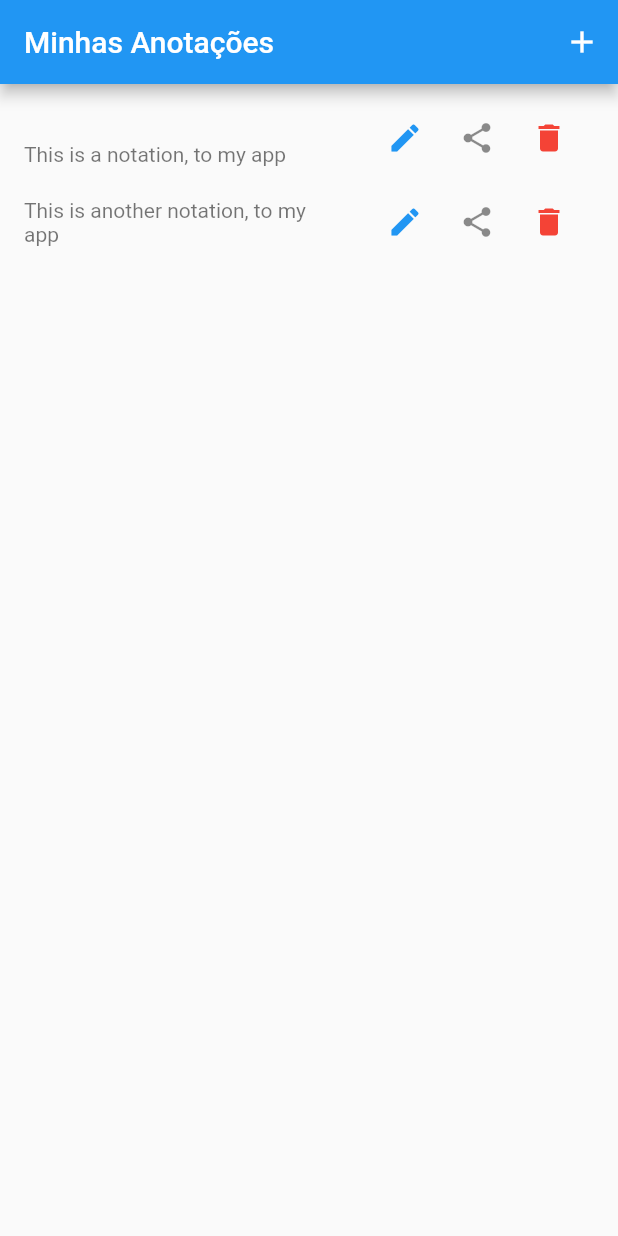
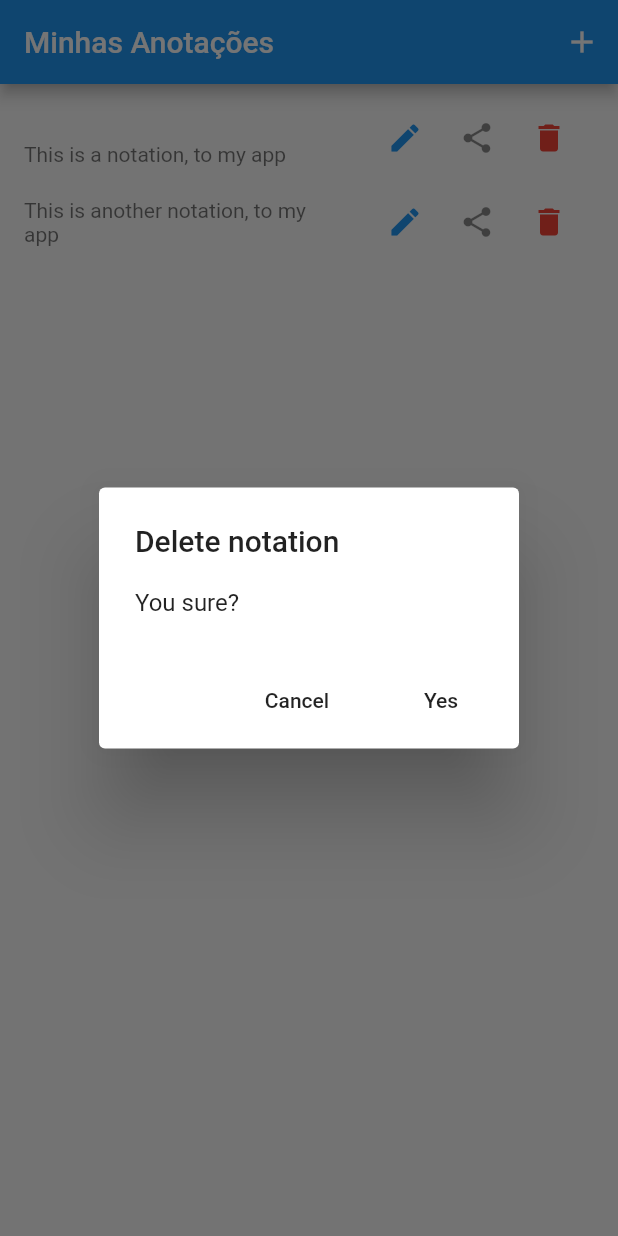
Before and after one commit to WellyT/NoteShare, a Flutter app: the screen it shows after launch, after a tap on the "delete" icon, on a phone screen of 412 x 824 dp. Run offline on Flutter 3.47's test engine with Material 2 defaults, Android fonts, the phone set to English and light mode, and no system bars; our stand-ins replace share.

Commit message:
Share anotation with other apps: done

```diff
--- a/lib/components/notation_tile.dart
+++ b/lib/components/notation_tile.dart
@@ -1,6 +1,9 @@
 import 'package:flutter/material.dart';
 import 'package:noteshare/model/Notation.dart';
+import 'package:noteshare/providers/notations.dart';
 import 'package:noteshare/routes/routes.dart';
+import 'package:provider/provider.dart';
+import 'package:share/share.dart';
 
 class NotationTile extends StatelessWidget {
   final Notation notation;
@@ -27,12 +30,38 @@ class NotationTile extends StatelessWidget {
             ),
             IconButton(
               icon: Icon(Icons.share),
-              onPressed: () {},
+              onPressed: () {
+                Share.share(notation.anotation);
+              },
             ),
             IconButton(
               icon: Icon(Icons.delete),
               color: Colors.red,
-              onPressed: () {},
+              onPressed: () {
+                showDialog(
+                  context: context,
+                  builder: (ctx) => AlertDialog(
+                    title: Text('Delete notation'),
+                    content: Text('You sure?'),
+                    actions: <Widget>[
+                      FlatButton(
+                        onPressed: () {
+                          Navigator.of(context).pop();
+                        },
+                        child: Text('Cancel'),
+                      ),
+                      FlatButton(
+                        onPressed: () {
+                          Provider.of<Notations>(context, listen: false)
+                              .remove(notation);
+                          Navigator.of(context).pop();
+                        },
+                        child: Text('Yes'),
+                      ),
+                    ],
+                  ),
+                );
+              },
             ),
           ],
         ),
--- a/lib/view/user_form.dart
+++ b/lib/view/user_form.dart
@@ -3,9 +3,31 @@ import 'package:noteshare/model/Notation.dart';
 import 'package:noteshare/providers/notations.dart';
 import 'package:provider/provider.dart';
 
-class UserForm extends StatelessWidget {
+class UserForm extends StatefulWidget {
+  @override
+  _UserFormState createState() => _UserFormState();
+}
+
+class _UserFormState extends State<UserForm> {
   final _form = GlobalKey<FormState>();
+
   final Map<String, String> _formData = {};
+
+  void _loadFormData(Notation notation) {
+    if (notation != null) {
+      _formData['id'] = notation.id;
+      _formData['anotation'] = notation.anotation;
+    }
+  }
+
+  @override
+  void didChangeDependencies() {
+    super.didChangeDependencies();
+
+    final Notation notation = ModalRoute.of(context).settings.arguments;
+
+    _loadFormData(notation);
+  }
 
   @override
   Widget build(BuildContext context) {
@@ -20,6 +42,7 @@ class UserForm extends StatelessWidget {
           child: Column(
             children: <Widget>[
               TextFormField(
+                initialValue: _formData['anotation'],
                 decoration: InputDecoration(labelText: 'Insert your notation'),
                 validator: (value) {
                   if (value == null || value.isEmpty) {
@@ -33,8 +56,16 @@ class UserForm extends StatelessWidget {
                 },
                 onSaved: (value) => _formData['anotation'] = value,
               ),
+              Container(
+                color: Colors.green[400],
+                height: 50,
+                width: 100,
+                margin: const EdgeInsets.all(10.0),
+                child: Column(
+                  children: <Widget>[
                     IconButton(
                         icon: Icon(Icons.save),
+                        color: Colors.green[50],
                         onPressed: () {
                           final isValid = _form.currentState.validate();
 
@@ -48,7 +79,10 @@ class UserForm extends StatelessWidget {
                             );
                             Navigator.of(context).pop();
                           }
-                  })
+                        }),
+                  ],
+                ),
+              )
             ],
           ),
         ),
--- a/pubspec.yaml
+++ b/pubspec.yaml
@@ -23,8 +23,8 @@ environment:
 dependencies:
   flutter:
    sdk: flutter
-  firebase_core: ^0.2.5  # add dependency for Firebase Core
   provider:
+  share: ^0.6.2+1
 
 
 
```
Also changed, not shown: pubspec.lock, 1 other file. Lines whose indentation alone changed are shown as unchanged.
